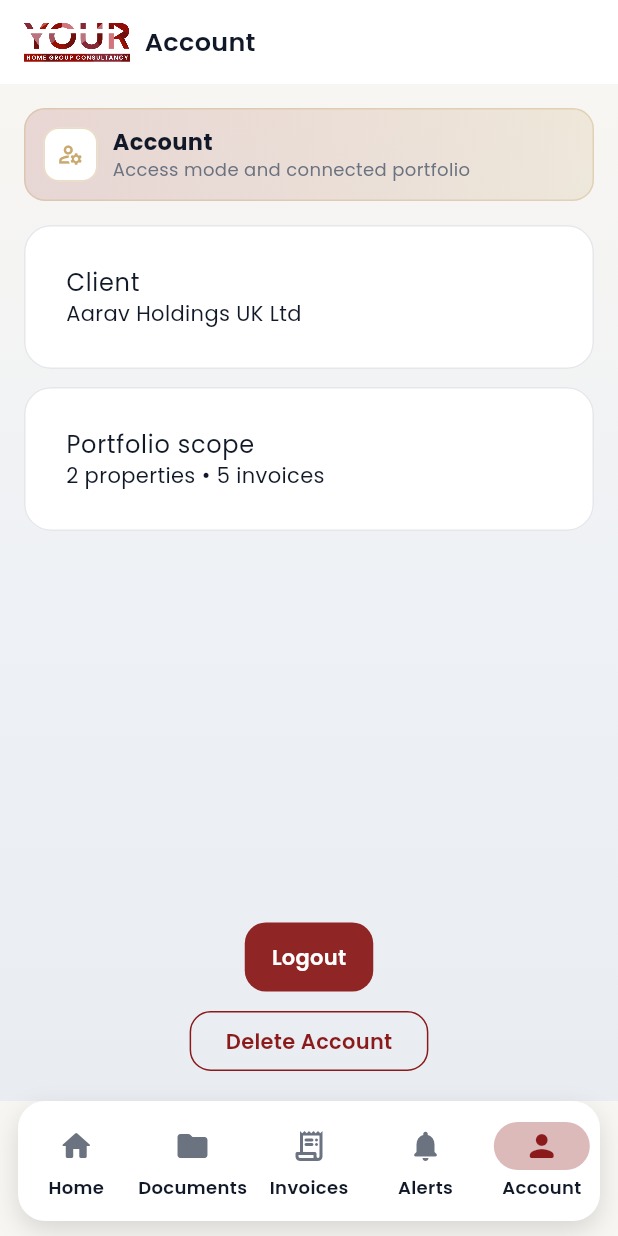
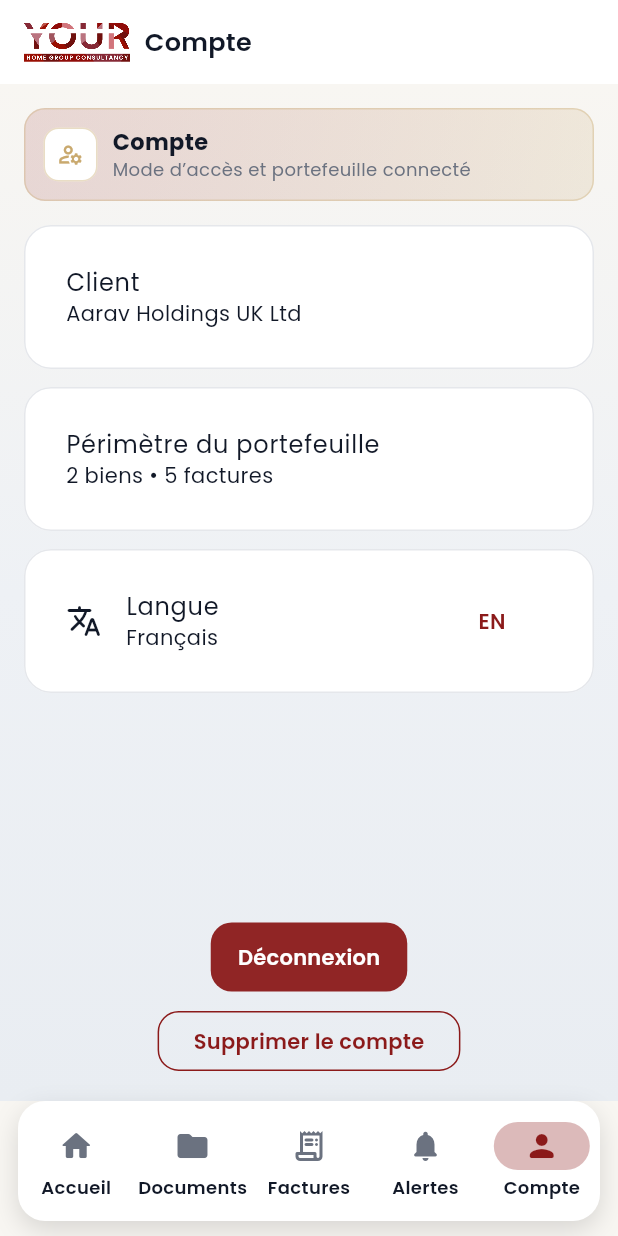
Before and after one commit to WaseemMirzaa/yhgc-prototype, a Flutter app: the ShellPage screen opened directly, item 5 of the bottom bar chosen, on a phone screen of 412 x 824 dp. Run offline on Flutter 3.47's test engine with Material 3 defaults, Android fonts, the phone set to English and light mode, and no system bars; our stand-ins replace cloud_firestore, firebase_core, firebase_messaging, get, google_fonts, share_plus and 3 more; accounts and stored records are empty.

Commit message:
mobile: add EN/FR i18n foundation + euro locale (French default)
First phase of the French conversion (i18n layer + fr-FR locale chosen):
- i18n/locale_controller.dart: persisted FR/EN toggle (French default) driving
  Get.updateLocale.
- i18n/app_translations.dart: GetX translations (en/fr) seeded for the common
  buttons, splash, auth, bottom nav, dashboard and account screens.
- i18n/formatters.dart: euro currency formatting (French grouping, symbol after)
  and dd/MM/yyyy dates; replaces the hardcoded GBP "£" in app.dart + repository.
- Wire GetMaterialApp (translations/locale/fallback) and load the saved language
  before runApp.
- Localize bottom nav, splash tagline, dashboard loading, and the Account screen,
  and add the in-app Language toggle on Account.

Remaining screens (login/auth, property tabs, documents, invoices, alerts) and
enum/status labels are migrated in follow-up phases. Needs `flutter analyze`
to validate (no Flutter toolchain in this environment).

https://claude.ai/code/session_01VieU55rbJTWqQvLmo8pQrz

```diff
--- a/mobile-app/lib/main.dart
+++ b/mobile-app/lib/main.dart
@@ -4,6 +4,7 @@ import 'package:firebase_messaging/firebase_messaging.dart';
 import 'package:yhgc_mobile_app/firebase_options.dart';
 import 'package:yhgc_mobile_app/src/app.dart';
 import 'package:yhgc_mobile_app/src/config/app_settings.dart';
+import 'package:yhgc_mobile_app/src/i18n/locale_controller.dart';
 import 'package:yhgc_mobile_app/src/services/fcm_service.dart';
 
 Future<void> main() async {
@@ -13,5 +14,6 @@ Future<void> main() async {
     FirebaseMessaging.onBackgroundMessage(yhgcFirebaseMessagingBackgroundHandler);
     await FcmService.instance.configureMessaging();
   }
-  runApp(const YhgcApp());
+  final initialLocale = await LocaleController.loadInitialLocale();
+  runApp(YhgcApp(initialLocale: initialLocale));
 }
--- a/mobile-app/lib/src/app.dart
+++ b/mobile-app/lib/src/app.dart
@@ -3,6 +3,9 @@ import 'package:flutter/services.dart';
 import 'package:get/get.dart';
 import 'package:url_launcher/url_launcher.dart';
 import 'package:yhgc_mobile_app/src/config/app_settings.dart';
+import 'package:yhgc_mobile_app/src/i18n/app_translations.dart';
+import 'package:yhgc_mobile_app/src/i18n/formatters.dart';
+import 'package:yhgc_mobile_app/src/i18n/locale_controller.dart';
 import 'package:yhgc_mobile_app/src/controllers/app_controller.dart';
 import 'package:yhgc_mobile_app/src/controllers/auth_controller.dart';
 import 'package:yhgc_mobile_app/src/controllers/mobile_config_controller.dart';
@@ -182,17 +185,24 @@ Widget yhgcAppBarTitle(String title, {double logoHeight = 26}) {
 }
 
 class YhgcApp extends StatelessWidget {
-  const YhgcApp({super.key});
+  const YhgcApp({super.key, this.initialLocale = LocaleController.fr});
+
+  final Locale initialLocale;
+
   @override
   Widget build(BuildContext context) {
     final repository = buildRepo();
     Get.put<AppRepository>(repository, permanent: true);
+    Get.put(LocaleController()..locale.value = initialLocale, permanent: true);
     Get.put(MobileConfigController());
     Get.put(AuthController());
     Get.put(AppController(repository: repository));
     return GetMaterialApp(
       debugShowCheckedModeBanner: false,
       theme: buildTheme(),
+      translations: AppTranslations(),
+      locale: initialLocale,
+      fallbackLocale: LocaleController.fallback,
       home: const AppBootstrapPage(),
       builder: (context, child) => child ?? const SizedBox.shrink(),
     );
@@ -262,7 +272,7 @@ class SplashPage extends StatelessWidget {
                 ),
                 const SizedBox(height: 36),
                 Text(
-                  '"Your wealth, managed\nwith precision and discretion"',
+                  '"${'splash.tagline'.tr}"',
                   textAlign: TextAlign.center,
                   style: TextStyle(
                     color: Colors.white.withValues(alpha: 0.72),
@@ -839,14 +849,14 @@ class ShellPage extends StatelessWidget {
         body: AnimatedSwitcher(
           duration: const Duration(milliseconds: 280),
           child: app.loading.value
-              ? const Center(
-                  key: ValueKey('shell-loading'),
+              ? Center(
+                  key: const ValueKey('shell-loading'),
                   child: Column(
                     mainAxisSize: MainAxisSize.min,
                     children: [
-                      CircularProgressIndicator(color: AppColors.crimson),
-                      SizedBox(height: 12),
-                      Text('Loading your portfolio...'),
+                      const CircularProgressIndicator(color: AppColors.crimson),
+                      const SizedBox(height: 12),
+                      Text('dashboard.loading'.tr),
                     ],
                   ),
                 )
@@ -874,12 +884,12 @@ class ShellPage extends StatelessWidget {
               onDestinationSelected: (i) => app.tab.value = i,
               backgroundColor: Colors.transparent,
               indicatorColor: AppColors.crimson.withValues(alpha: 0.3),
-              destinations: const [
-                NavigationDestination(icon: Icon(Icons.home_rounded), label: 'Home'),
-                NavigationDestination(icon: Icon(Icons.folder_rounded), label: 'Documents'),
-                NavigationDestination(icon: Icon(Icons.receipt_long_rounded), label: 'Invoices'),
-                NavigationDestination(icon: Icon(Icons.notifications_rounded), label: 'Alerts'),
-                NavigationDestination(icon: Icon(Icons.person_rounded), label: 'Account'),
+              destinations: [
+                NavigationDestination(icon: const Icon(Icons.home_rounded), label: 'nav.home'.tr),
+                NavigationDestination(icon: const Icon(Icons.folder_rounded), label: 'nav.documents'.tr),
+                NavigationDestination(icon: const Icon(Icons.receipt_long_rounded), label: 'nav.invoices'.tr),
+                NavigationDestination(icon: const Icon(Icons.notifications_rounded), label: 'nav.alerts'.tr),
+                NavigationDestination(icon: const Icon(Icons.person_rounded), label: 'nav.account'.tr),
               ],
             ),
           ),
@@ -892,7 +902,7 @@ class ShellPage extends StatelessWidget {
 class DashboardPage extends StatelessWidget {
   const DashboardPage({super.key});
 
-  String _money(num value) => '£${value.toStringAsFixed(0)}';
+  String _money(num value) => formatEuro(value);
 
   @override
   Widget build(BuildContext context) {
@@ -1087,7 +1097,7 @@ class PropertyPage extends StatefulWidget {
 class _PropertyPageState extends State<PropertyPage> {
   String invoiceFilter = 'All';
 
-  String _money(num value) => '£${value.toStringAsFixed(0)}';
+  String _money(num value) => formatEuro(value);
 
   bool _isYearMatch(Invoice invoice, String year) {
     return invoice.date.contains(year) || invoice.ref.contains(year);
@@ -1223,7 +1233,7 @@ class _PropertyPageState extends State<PropertyPage> {
           ListView(padding: const EdgeInsets.all(16), children: [
             _KV(label: 'Address', value: property.address),
             _KV(label: 'Property type', value: property.type),
-            _KV(label: 'Current value', value: '£${property.value.toStringAsFixed(0)}'),
+            _KV(label: 'Current value', value: formatEuro(property.value)),
             _KV(label: 'Portfolio status', value: property.status),
             if (property.tenancyStatus != null && property.tenancyStatus!.isNotEmpty)
               _KV(label: 'Tenancy', value: property.tenancyStatus!),
@@ -1508,7 +1518,7 @@ class _PropertyPageState extends State<PropertyPage> {
                         mainAxisAlignment: MainAxisAlignment.center,
                         crossAxisAlignment: CrossAxisAlignment.end,
                         children: [
-                          Text('£${i.amount.toStringAsFixed(0)}'),
+                          Text(formatEuro(i.amount)),
                           Text(
                             i.status,
                             style: TextStyle(color: i.status == 'Paid' ? AppColors.gold : Colors.orange, fontSize: 11),
@@ -2001,7 +2011,7 @@ class _InvoicesPageState extends State<InvoicesPage> {
                       icon: Icons.receipt_long_outlined,
                     ),
                     const SizedBox(height: 8),
-                    Text('Total value £${app.invoices.fold<double>(0, (s, i) => s + i.amount).toStringAsFixed(0)}'),
+                    Text('Total value ${formatEuro(app.invoices.fold<double>(0, (s, i) => s + i.amount))}'),
                     const SizedBox(height: 10),
                     Wrap(
                       spacing: 8,
@@ -2037,7 +2047,7 @@ class _InvoicesPageState extends State<InvoicesPage> {
                               mainAxisSize: MainAxisSize.min,
                               crossAxisAlignment: CrossAxisAlignment.end,
                               children: [
-                                Text('£${i.amount.toStringAsFixed(0)}'),
+                                Text(formatEuro(i.amount)),
                                 Text(
                                   i.status,
                                   style: TextStyle(
@@ -2137,7 +2147,7 @@ class AlertsPage extends StatelessWidget {
           alerts.add((
             icon: Icons.receipt_long_outlined,
             title: 'Invoice pending',
-            subtitle: '${i.supplier} • £${i.amount.toStringAsFixed(0)}',
+            subtitle: '${i.supplier} • ${formatEuro(i.amount)}',
             onTap: () {
               final linkedProperty = property;
               if (linkedProperty != null) {
@@ -2234,30 +2244,49 @@ class AccountPage extends StatelessWidget {
     final auth = Get.find<AuthController>();
     final app = Get.find<AppController>();
     return Scaffold(
-      appBar: AppBar(title: yhgcAppBarTitle('Account')),
+      appBar: AppBar(title: yhgcAppBarTitle('account.title'.tr)),
       body: Obx(
         () => _PageBackdrop(
           child: Padding(
             padding: const EdgeInsets.all(16),
             child: Column(
             children: [
-              const _HeroStrip(
-                title: 'Account',
-                subtitle: 'Access mode and connected portfolio',
+              _HeroStrip(
+                title: 'account.title'.tr,
+                subtitle: 'account.subtitle'.tr,
                 icon: Icons.manage_accounts_outlined,
               ),
               const SizedBox(height: 10),
               _PanelCard(
                 child: ListTile(
-                  title: const Text('Client'),
+                  title: Text('account.client'.tr),
                   subtitle: Text(app.companies.isEmpty ? '-' : app.companies.first.name),
                 ),
               ),
               _PanelCard(
                 child: ListTile(
-                  title: const Text('Portfolio scope'),
-                  subtitle: Text('${app.properties.length} properties • ${app.invoices.length} invoices'),
-                ),
+                  title: Text('account.portfolioScope'.tr),
+                  subtitle: Text('account.scope'.trParams({
+                    'p': '${app.properties.length}',
+                    'i': '${app.invoices.length}',
+                  })),
+                ),
+              ),
+              _PanelCard(
+                child: Obx(() {
+                  final lc = Get.find<LocaleController>();
+                  return ListTile(
+                    leading: const Icon(Icons.translate_rounded),
+                    title: Text('account.language'.tr),
+                    subtitle: Text(lc.isFrench
+                        ? 'account.languageFrench'.tr
+                        : 'account.languageEnglish'.tr),
+                    trailing: TextButton(
+                      onPressed: () => lc.toggle(),
+                      child: Text(lc.isFrench ? 'EN' : 'FR'),
+                    ),
+                  );
+                }),
               ),
               const Spacer(),
               FilledButton(
@@ -2265,7 +2294,7 @@ class AccountPage extends StatelessWidget {
                   await auth.logout();
                   Get.offAll(() => const LoginPage());
                 },
-                child: const Text('Logout'),
+                child: Text('common.logout'.tr),
               ),
               const SizedBox(height: 8),
               OutlinedButton(
@@ -2274,7 +2303,7 @@ class AccountPage extends StatelessWidget {
                   foregroundColor: AppColors.crimson,
                   side: const BorderSide(color: AppColors.crimson),
                 ),
-                child: const Text('Delete Account'),
+                child: Text('account.deleteAccount'.tr),
               ),
             ],
           ),
--- a/mobile-app/lib/src/data/repository.dart
+++ b/mobile-app/lib/src/data/repository.dart
@@ -5,6 +5,7 @@ import 'package:cloud_firestore/cloud_firestore.dart';
 import 'package:yhgc_mobile_app/src/config/app_settings.dart';
 import 'package:yhgc_mobile_app/src/data/client_login_gate.dart';
 import 'package:yhgc_mobile_app/src/data/models.dart';
+import 'package:yhgc_mobile_app/src/i18n/formatters.dart';
 
 abstract class AppRepository {
   /// Live Firestore document updates; null when [appSettings.useLiveFirestore] is false.
@@ -564,7 +565,7 @@ String _safeUrl(String value) {
 
 String _moneyLabel(num? v) {
   if (v == null) return '';
-  return '£${v.toStringAsFixed(0)}';
+  return formatEuro(v);
 }
 
 class MockRepository implements AppRepository {
--- /dev/null
+++ b/mobile-app/lib/src/i18n/app_translations.dart
@@ -0,0 +1,210 @@
+import 'package:get/get.dart';
+
+/// GetX translations. French is the default; English is available via the toggle.
+/// Use `'key'.tr` (and `'key'.trParams({'x': ...})` for placeholders like `@x`).
+///
+/// Keys are added screen by screen as the UI is localized. Enum/status labels that
+/// are also used for comparisons are handled at their conversion sites, not here.
+class AppTranslations extends Translations {
+  @override
+  Map<String, Map<String, String>> get keys => {
+        'en': _en,
+        'fr': _fr,
+      };
+}
+
+const Map<String, String> _en = {
+  // Common
+  'common.cancel': 'Cancel',
+  'common.save': 'Save',
+  'common.close': 'Close',
+  'common.done': 'Done',
+  'common.logout': 'Logout',
+  'app.title': 'YHGC Portfolio',
+
+  // Splash
+  'splash.tagline': 'Your wealth, managed\nwith precision and discretion',
+  'splash.version': 'YHG Portfolio v1.0',
+
+  // Login
+  'login.welcomeBack': 'Welcome back',
+  'login.subtitle': 'Private client access only',
+  'login.codeLabel': 'LOGIN CODE',
+  'login.codeHint': 'Enter your issued code',
+  'login.passwordLabel': 'PASSWORD',
+  'login.submit': 'LOG IN',
+  'login.forgot': 'Forgot password?',
+  'login.createAccount': 'Create a new account',
+  'login.firstLoginInfo':
+      'FIRST LOGIN\nEnter your login code and you will be prompted to create your own password.\nCode is single-use.',
+  'login.missingCode': 'Missing code',
+  'login.enterCode': 'Enter your login code.',
+  'login.cannotContinue': 'Cannot continue',
+  'login.loginFailed': 'Login failed',
+
+  // First login / set password
+  'firstLogin.title': 'First Login',
+  'firstLogin.setPassword': 'Set your password',
+  'firstLogin.secure': 'Secure your private portfolio access',
+  'firstLogin.newPassword': 'New password',
+  'firstLogin.settingUp': 'Setting up your session...',
+  'firstLogin.invalid': 'Invalid',
+
+  // Sign up
+  'signup.title': 'Create account',
+  'signup.heading': 'Create your account',
+  'signup.subtitle': 'Register for private portfolio access',
+  'signup.fullName': 'FULL NAME',
+  'signup.email': 'EMAIL',
+  'signup.password': 'PASSWORD',
+  'signup.confirmPassword': 'CONFIRM PASSWORD',
+  'signup.acceptPrivacyPrefix': 'I accept the ',
+  'signup.acceptTermsPrefix': 'I accept the ',
+  'signup.creating': 'Creating your account...',
+  'signup.submit': 'CREATE ACCOUNT',
+  'signup.cannotCreate': 'Cannot create account',
+
+  // Forgot password
+  'forgot.title': 'Forgot Password',
+  'forgot.heading': 'Password reset',
+  'forgot.subtitle': 'We will send a reset link to your email',
+  'forgot.emailLabel': 'Registered email',
+  'forgot.send': 'Send reset link',
+  'forgot.missingEmail': 'Missing email',
+  'forgot.enterEmail': 'Please enter your registered email.',
+  'forgot.resetSent': 'Reset sent',
+  'forgot.resetSentBody': 'Reset link sent to @email',
+
+  // Legal titles (shared)
+  'privacy.title': 'Privacy Policy',
+  'terms.title': 'Terms of Service',
+
+  // Bottom navigation
+  'nav.home': 'Home',
+  'nav.documents': 'Documents',
+  'nav.invoices': 'Invoices',
+  'nav.alerts': 'Alerts',
+  'nav.account': 'Account',
+
+  // Dashboard
+  'dashboard.openAlerts': 'Open alerts',
+  'dashboard.loading': 'Loading your portfolio...',
+  'dashboard.totalValue': 'TOTAL PORTFOLIO VALUE',
+  'dashboard.monthlyUnavailable': 'Monthly change currently unavailable',
+  'dashboard.thisMonth': '▲ @amount this month',
+  'dashboard.netIncome': 'Net Income',
+  'dashboard.expenditure': 'Expenditure',
+  'dashboard.assets': 'Assets',
+  'dashboard.yourCompanies': 'Your Companies',
+  'dashboard.tapCompany': 'Tap a company to view portfolio',
+  'dashboard.coNo': 'Co. No. @no',
+
+  // Account
+  'account.title': 'Account',
+  'account.subtitle': 'Access mode and connected portfolio',
+  'account.client': 'Client',
+  'account.portfolioScope': 'Portfolio scope',
+  'account.scope': '@p properties • @i invoices',
+  'account.deleteAccount': 'Delete Account',
+  'account.language': 'Language',
+  'account.languageFrench': 'Français',
+  'account.languageEnglish': 'English',
+};
+
+const Map<String, String> _fr = {
+  // Common
+  'common.cancel': 'Annuler',
+  'common.save': 'Enregistrer',
+  'common.close': 'Fermer',
+  'common.done': 'Terminé',
+  'common.logout': 'Déconnexion',
+  'app.title': 'YHGC Portfolio',
+
+  // Splash
+  'splash.tagline': 'Votre patrimoine, géré\navec précision et discrétion',
+  'splash.version': 'YHG Portfolio v1.0',
+
+  // Login
+  'login.welcomeBack': 'Bon retour',
+  'login.subtitle': 'Accès réservé aux clients privés',
+  'login.codeLabel': 'CODE DE CONNEXION',
+  'login.codeHint': 'Saisissez le code qui vous a été remis',
+  'login.passwordLabel': 'MOT DE PASSE',
+  'login.submit': 'SE CONNECTER',
+  'login.forgot': 'Mot de passe oublié ?',
+  'login.createAccount': 'Créer un nouveau compte',
+  'login.firstLoginInfo':
+      'PREMIÈRE CONNEXION\nSaisissez votre code de connexion et vous serez invité à créer votre propre mot de passe.\nLe code est à usage unique.',
+  'login.missingCode': 'Code manquant',
+  'login.enterCode': 'Saisissez votre code de connexion.',
+  'login.cannotContinue': 'Impossible de continuer',
+  'login.loginFailed': 'Échec de la connexion',
+
+  // First login / set password
+  'firstLogin.title': 'Première connexion',
+  'firstLogin.setPassword': 'Définissez votre mot de passe',
+  'firstLogin.secure': 'Sécurisez l’accès à votre portefeuille privé',
+  'firstLogin.newPassword': 'Nouveau mot de passe',
+  'firstLogin.settingUp': 'Configuration de votre session...',
+  'firstLogin.invalid': 'Non valide',
+
+  // Sign up
+  'signup.title': 'Créer un compte',
+  'signup.heading': 'Créez votre compte',
+  'signup.subtitle': 'Inscrivez-vous pour accéder à votre portefeuille privé',
+  'signup.fullName': 'NOM COMPLET',
+  'signup.email': 'E-MAIL',
+  'signup.password': 'MOT DE PASSE',
+  'signup.confirmPassword': 'CONFIRMER LE MOT DE PASSE',
+  'signup.acceptPrivacyPrefix': 'J’accepte la ',
+  'signup.acceptTermsPrefix': 'J’accepte les ',
+  'signup.creating': 'Création de votre compte...',
+  'signup.submit': 'CRÉER LE COMPTE',
+  'signup.cannotCreate': 'Impossible de créer le compte',
+
+  // Forgot password
+  'forgot.title': 'Mot de passe oublié',
+  'forgot.heading': 'Réinitialisation du mot de passe',
+  'forgot.subtitle': 'Nous enverrons un lien de réinitialisation à votre e-mail',
+  'forgot.emailLabel': 'E-mail enregistré',
+  'forgot.send': 'Envoyer le lien',
+  'forgot.missingEmail': 'E-mail manquant',
+  'forgot.enterEmail': 'Veuillez saisir votre e-mail enregistré.',
+  'forgot.resetSent': 'Lien envoyé',
+  'forgot.resetSentBody': 'Lien de réinitialisation envoyé à @email',
+
+  // Legal titles (shared)
+  'privacy.title': 'Politique de confidentialité',
+  'terms.title': 'Conditions d’utilisation',
+
+  // Bottom navigation
+  'nav.home': 'Accueil',
+  'nav.documents': 'Documents',
+  'nav.invoices': 'Factures',
+  'nav.alerts': 'Alertes',
+  'nav.account': 'Compte',
+
+  // Dashboard
+  'dashboard.openAlerts': 'Ouvrir les alertes',
+  'dashboard.loading': 'Chargement de votre portefeuille...',
+  'dashboard.totalValue': 'VALEUR TOTALE DU PORTEFEUILLE',
+  'dashboard.monthlyUnavailable': 'Variation mensuelle indisponible pour le moment',
+  'dashboard.thisMonth': '▲ @amount ce mois-ci',
+  'dashboard.netIncome': 'Revenu net',
+  'dashboard.expenditure': 'Dépenses',
+  'dashboard.assets': 'Actifs',
+  'dashboard.yourCompanies': 'Vos sociétés',
+  'dashboard.tapCompany': 'Touchez une société pour voir son portefeuille',
+  'dashboard.coNo': 'N° @no',
+
+  // Account
+  'account.title': 'Compte',
+  'account.subtitle': 'Mode d’accès et portefeuille connecté',
+  'account.client': 'Client',
+  'account.portfolioScope': 'Périmètre du portefeuille',
+  'account.scope': '@p biens • @i factures',
+  'account.deleteAccount': 'Supprimer le compte',
+  'account.language': 'Langue',
+  'account.languageFrench': 'Français',
+  'account.languageEnglish': 'English',
+};
--- /dev/null
+++ b/mobile-app/lib/src/i18n/formatters.dart
@@ -0,0 +1,26 @@
+/// fr-FR locale formatting. Currency is the euro (the business currency) regardless
+/// of the selected UI language; only the surrounding labels are translated.
+
+const String _nbsp = ' ';
+
+/// "1 980 000 €" — French grouping (non-breaking spaces) with the symbol after the amount.
+String formatEuro(num? value) {
+  if (value == null) return '—';
+  final negative = value < 0;
+  final digits = value.abs().round().toString();
+  final buf = StringBuffer();
+  for (var i = 0; i < digits.length; i++) {
+    if (i > 0 && (digits.length - i) % 3 == 0) buf.write(_nbsp);
+    buf.write(digits[i]);
+  }
+  return '${negative ? '-' : ''}$buf$_nbsp€';
+}
+
+/// French numeric date "dd/MM/yyyy" from an ISO string; passes through if unparseable.
+String formatDateFr(String? iso) {
+  if (iso == null || iso.trim().isEmpty) return '—';
+  final parsed = DateTime.tryParse(iso.trim());
+  if (parsed == null) return iso;
+  String two(int n) => n.toString().padLeft(2, '0');
+  return '${two(parsed.day)}/${two(parsed.month)}/${parsed.year}';
+}
--- /dev/null
+++ b/mobile-app/lib/src/i18n/locale_controller.dart
@@ -0,0 +1,34 @@
+import 'package:flutter/widgets.dart';
+import 'package:get/get.dart';
+import 'package:shared_preferences/shared_preferences.dart';
+
+/// App language toggle (French default, English available). Persists the choice
+/// and drives GetX translations + locale-aware formatting.
+class LocaleController extends GetxController {
+  static const _kLangKey = 'yhgc_lang';
+
+  /// Supported UI languages. French is the prototype default.
+  static const fr = Locale('fr');
+  static const en = Locale('en');
+  static const fallback = fr;
+
+  final Rx<Locale> locale = fr.obs;
+
+  bool get isFrench => locale.value.languageCode == 'fr';
+
+  /// Read the saved language before runApp so the first frame is already localized.
+  static Future<Locale> loadInitialLocale() async {
+    final prefs = await SharedPreferences.getInstance();
+    final code = prefs.getString(_kLangKey);
+    return code == 'en' ? en : fr;
+  }
+
+  Future<void> setLocale(Locale next) async {
+    locale.value = next;
+    Get.updateLocale(next);
+    final prefs = await SharedPreferences.getInstance();
+    await prefs.setString(_kLangKey, next.languageCode);
+  }
+
+  Future<void> toggle() => setLocale(isFrench ? en : fr);
+}
```
